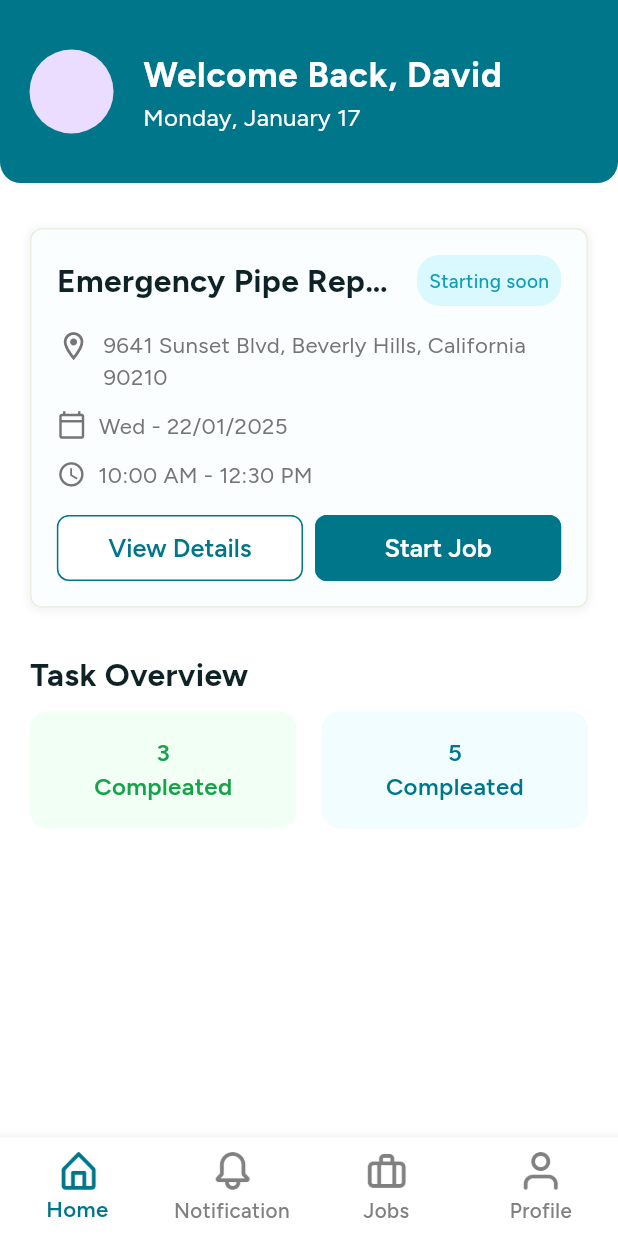
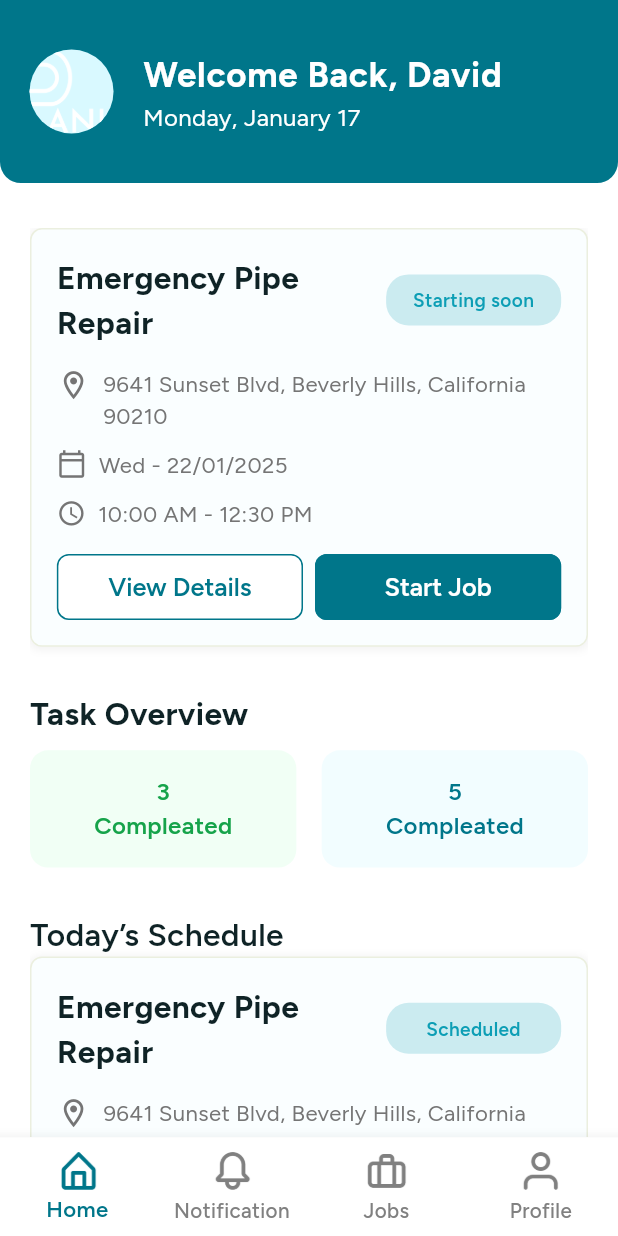
Before and after one commit to alphabetic100/planiq, a Flutter app: the screen it shows after launch, after a tap on "Log In", on a phone screen of 412 x 824 dp. Run offline on Flutter 3.47's test engine with Material 3 defaults, Android fonts, the phone set to English and light mode, and no system bars; our stand-ins replace dio, get, google_fonts, logger, shared_preferences; accounts and stored records are empty.

Commit message:
add job management screens and enhance home layout with new components

```diff
--- a/lib/core/common/widgets/custom_button.dart
+++ b/lib/core/common/widgets/custom_button.dart
@@ -33,6 +33,8 @@ class CustomButton extends StatelessWidget {
       width: width ?? double.maxFinite,
       child: ElevatedButton(
         style: ButtonStyle(
+          overlayColor:
+              WidgetStatePropertyAll(AppColors.primaryColor.withOpacity(0.3)),
           padding: WidgetStatePropertyAll(EdgeInsets.all(padding ?? 8)),
           shape: WidgetStateProperty.all<RoundedRectangleBorder>(
             RoundedRectangleBorder(
--- a/lib/core/common/widgets/custom_job_card.dart
+++ b/lib/core/common/widgets/custom_job_card.dart
@@ -1,5 +1,6 @@
 import 'package:flutter/material.dart';
 import 'package:intl/intl.dart';
+import 'package:planiq/core/common/widgets/app_spacer.dart';
 import 'package:planiq/core/common/widgets/custom_button.dart';
 import 'package:planiq/core/common/widgets/custom_text.dart';
 import 'package:planiq/core/utils/constants/app_colors.dart';
@@ -58,28 +59,33 @@ class CustomJobCard extends StatelessWidget {
               mainAxisAlignment: MainAxisAlignment.spaceBetween,
               children: [
                 SizedBox(
-                  width: MediaQuery.of(context).size.width * 0.55,
+                  width: MediaQuery.of(context).size.width * 0.52,
                   child: CustomText(
                     text: title,
                     fontSize: 20.sp,
                     fontWeight: FontWeight.bold,
                     color: Color(0xFF0F2326),
-                    textOverflow: TextOverflow.ellipsis,
                   ),
                 ),
-                Container(
+                HorizontalSpace(width: 5.w),
+                Expanded(
+                  child: Container(
                     padding: const EdgeInsets.symmetric(
                         horizontal: 8.0, vertical: 8.0),
                     decoration: BoxDecoration(
-                    color: AppColors.secondaryColor,
+                      color: status == "Compleated"
+                          ? AppColors.primaryColor
+                          : statusColor(status).withOpacity(0.2),
                       borderRadius: BorderRadius.circular(15),
                     ),
-                  child: Text(
-                    status,
-                    style: TextStyle(
+                    child: Center(
+                      child: CustomText(
+                        text: status,
                         fontSize: 12.sp,
-                      fontWeight: FontWeight.w500,
-                      color: Color(0xFF0D9EB5),
+                        fontWeight: FontWeight.w600,
+                        color: statusColor(status),
+                        textAlign: TextAlign.center,
+                      ),
                     ),
                   ),
                 ),
@@ -162,10 +168,12 @@ class CustomJobCard extends StatelessWidget {
                   title: "View Details",
                   titleColor: AppColors.primaryColor,
                 )),
+                if (status == "Starting soon") ...[
                   const SizedBox(width: 8),
                   Expanded(
                     child: CustomButton(onTap: onStartJob, title: "Start Job"),
                   ),
+                ],
               ],
             ),
           ],
@@ -185,4 +193,20 @@ class CustomJobCard extends StatelessWidget {
     final period = timeOfDay.period == DayPeriod.am ? 'AM' : 'PM';
     return '$hour:$minute $period';
   }
+
+  Color statusColor(String status) {
+    switch (status) {
+      case "Starting soon":
+      case "Scheduled":
+        return Color(0xFF0D9EB5);
+      case "Compleated":
+        return AppColors.white;
+      case "Work In Progress":
+        return Color(0xFF16A34A);
+      case "New Assignment":
+        return Color(0xFF00238A);
+      default:
+        return Color(0xFF0D9EB5);
     }
+  }
+}
--- a/lib/features/employe_flow/home/presentation/components/home_profile_card.dart
+++ b/lib/features/employe_flow/home/presentation/components/home_profile_card.dart
@@ -2,6 +2,7 @@ import 'package:flutter/material.dart';
 import 'package:planiq/core/common/widgets/custom_text.dart';
 import 'package:planiq/core/utils/constants/app_colors.dart';
 import 'package:planiq/core/utils/constants/app_sizer.dart';
+import 'package:planiq/core/utils/constants/image_path.dart';
 
 class HomeProfileCard extends StatelessWidget {
   const HomeProfileCard({super.key});
@@ -22,6 +23,8 @@ class HomeProfileCard extends StatelessWidget {
           child: ListTile(
             leading: CircleAvatar(
               radius: 30.w,
+              backgroundColor: AppColors.secondaryColor,
+              backgroundImage: AssetImage(ImagePath.appLogo),
             ),
             title: CustomText(
               text: "Welcome Back, David",
--- /dev/null
+++ b/lib/features/employe_flow/home/presentation/components/todays_schedule_section.dart
@@ -0,0 +1,45 @@
+import 'package:flutter/material.dart';
+import 'package:planiq/core/common/widgets/custom_job_card.dart';
+import 'package:planiq/core/common/widgets/custom_text.dart';
+import 'package:planiq/core/utils/constants/app_sizer.dart';
+
+class TodaysScheduleSection extends StatelessWidget {
+  const TodaysScheduleSection({super.key});
+
+  @override
+  Widget build(BuildContext context) {
+    return Column(
+      crossAxisAlignment: CrossAxisAlignment.start,
+      children: [
+        CustomText(
+          text: "Today’s Schedule",
+          color: Color(0xFf0F2326),
+          fontSize: 20.sp,
+        ),
+        //    VerticalSpace(height: 20.h),
+        ListView.builder(
+            itemCount: 5,
+            shrinkWrap: true,
+            physics: NeverScrollableScrollPhysics(),
+            itemBuilder: (context, index) {
+              return Padding(
+                padding: EdgeInsets.only(bottom: 20.0.h),
+                child: CustomJobCard(
+                  title: 'Emergency Pipe Repair',
+                  status: 'Scheduled',
+                  address: '9641 Sunset Blvd',
+                  city: 'Beverly Hills',
+                  state: 'California',
+                  zipCode: '90210',
+                  dateTime: DateTime(2025, 1, 22),
+                  startTime: const TimeOfDay(hour: 10, minute: 0),
+                  endTime: const TimeOfDay(hour: 12, minute: 30),
+                  onViewDetails: () {},
+                  onStartJob: () {},
+                ),
+              );
+            })
+      ],
+    );
+  }
+}
--- a/lib/features/employe_flow/home/presentation/screens/employe_home_screen.dart
+++ b/lib/features/employe_flow/home/presentation/screens/employe_home_screen.dart
@@ -6,6 +6,7 @@ import 'package:planiq/core/utils/constants/app_sizer.dart';
 
 import 'package:planiq/features/employe_flow/home/presentation/components/home_profile_card.dart';
 import 'package:planiq/features/employe_flow/home/presentation/components/task_overview_section.dart';
+import 'package:planiq/features/employe_flow/home/presentation/components/todays_schedule_section.dart';
 
 class EmployeHomeScreen extends StatelessWidget {
   const EmployeHomeScreen({super.key});
@@ -17,7 +18,9 @@ class EmployeHomeScreen extends StatelessWidget {
       children: [
         HomeProfileCard(),
         VerticalSpace(height: 30),
-        BodyPadding(
+        Expanded(
+          child: BodyPadding(
+              child: SingleChildScrollView(
             child: Column(
               crossAxisAlignment: CrossAxisAlignment.start,
               children: [
@@ -35,9 +38,13 @@ class EmployeHomeScreen extends StatelessWidget {
                   onStartJob: () {},
                 ),
                 VerticalSpace(height: 30.h),
-            TaskOverviewSection()
+                TaskOverviewSection(),
+                VerticalSpace(height: 30.h),
+                TodaysScheduleSection()
               ],
+            ),
           )),
+        ),
       ],
     ));
   }
```
Also changed, not shown: lib/core/common/widgets/custom_app_bar.dart (+6 -4 lines), lib/features/employe_flow/jobs/controller/job_screen_controller.dart (added, +8 -0 lines), lib/features/employe_flow/jobs/presentation/components/all_jobs_screen.dart (added, +43 -0 lines), lib/features/employe_flow/jobs/presentation/components/compleated_job_screen.dart (added, +38 -0 lines), lib/features/employe_flow/jobs/presentation/screens/employe_jobs_screen.dart (+111 -4 lines). Lines whose indentation alone changed are shown as unchanged.
